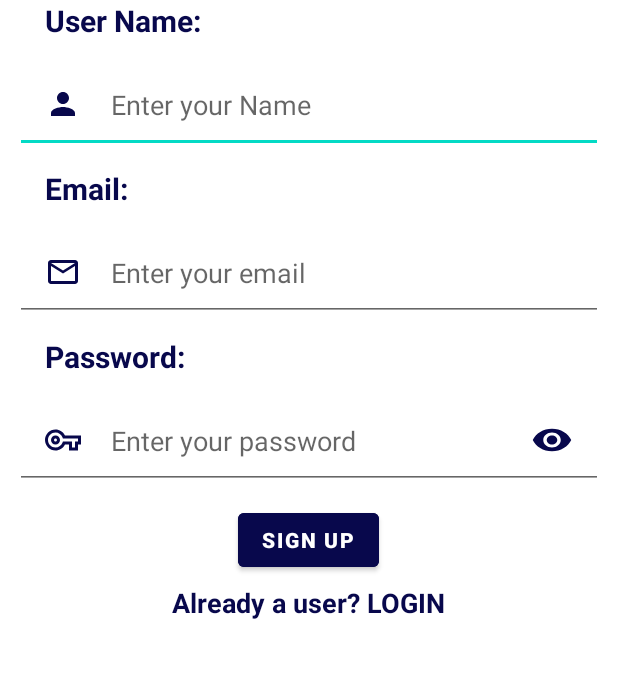
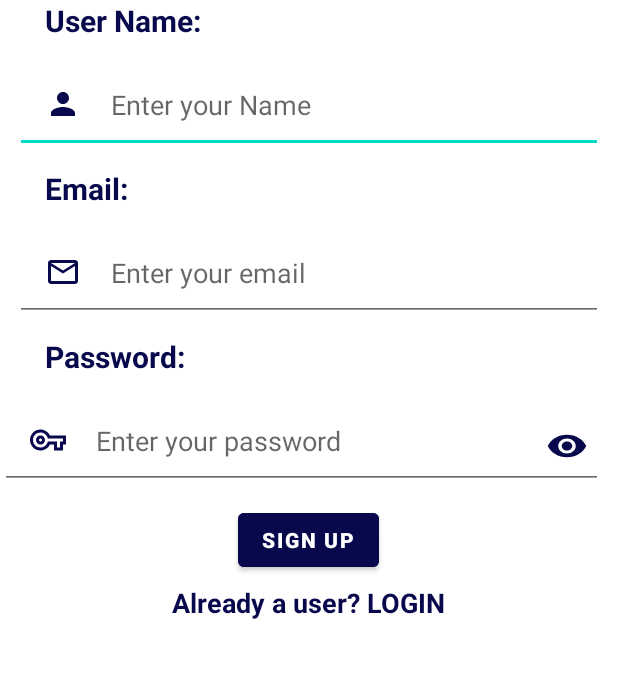
Before and after one commit to ChaudhryAyaz/paperMakingApp, an Android app: the screen it shows after launch (RegisterActivity), on a phone screen of 412 x 824 dp, the part 484-1162 px from its top. Run offline under Robolectric (Android 15) with nearby library versions, the phone set to English and light mode, and no system bars; our stand-ins replace Firebase (no records; nobody signed in at launch, a user with empty details on screens opened directly); libraries missing offline, so code that uses them is left out: okhttp3.internal.

Commit message:
First commit

```diff
--- /dev/null
+++ b/app/src/main/res/drawable/eye_off_svgrepo_com.xml
@@ -0,0 +1,4 @@
+<vector android:height="24dp" android:viewportHeight="24"
+    android:viewportWidth="24" android:width="24dp" xmlns:android="http://schemas.android.com/apk/res/android">
+    <path android:fillColor="#000000" android:fillType="evenOdd" android:pathData="M19.707,5.707C20.098,5.317 20.098,4.683 19.707,4.293C19.317,3.902 18.683,3.902 18.293,4.293L14.032,8.554C13.436,8.202 12.742,8 12,8C9.791,8 8,9.791 8,12C8,12.742 8.202,13.436 8.554,14.032L4.293,18.293C3.902,18.683 3.902,19.317 4.293,19.707C4.683,20.098 5.317,20.098 5.707,19.707L9.968,15.446C10.564,15.798 11.258,16 12,16C14.209,16 16,14.209 16,12C16,11.258 15.798,10.564 15.446,9.968L19.707,5.707ZM12.518,10.068C12.353,10.024 12.179,10 12,10C10.895,10 10,10.895 10,12C10,12.179 10.024,12.353 10.068,12.518L12.518,10.068ZM11.482,13.932L13.932,11.482C13.976,11.647 14,11.821 14,12C14,13.105 13.105,14 12,14C11.821,14 11.647,13.976 11.482,13.932ZM15.765,4.821C14.629,4.32 13.368,4 12,4C9.148,4 6.757,5.395 4.998,6.906C3.233,8.423 2.008,10.138 1.464,10.97C1.053,11.599 1.053,12.401 1.464,13.03C1.923,13.733 2.867,15.064 4.212,16.374L5.626,14.96C4.456,13.823 3.611,12.653 3.18,12C3.69,11.227 4.778,9.732 6.301,8.423C7.874,7.072 9.816,6 12,6C12.772,6 13.514,6.134 14.219,6.367L15.765,4.821ZM12,18C11.228,18 10.487,17.866 9.781,17.633L8.235,19.179C9.371,19.68 10.633,20 12,20C14.852,20 17.243,18.605 19.002,17.094C20.767,15.577 21.993,13.862 22.536,13.03C22.947,12.401 22.947,11.599 22.536,10.97C22.077,10.267 21.133,8.936 19.788,7.626L18.374,9.04C19.545,10.177 20.389,11.347 20.82,12C20.31,12.773 19.222,14.268 17.699,15.577C16.126,16.928 14.184,18 12,18Z"/>
+</vector>
--- a/app/src/main/res/layout/activity_register.xml
+++ b/app/src/main/res/layout/activity_register.xml
@@ -2,6 +2,7 @@
 
 
     <LinearLayout xmlns:android="http://schemas.android.com/apk/res/android"
+        xmlns:tools="http://schemas.android.com/tools"
         android:id="@+id/login_layout"
         android:layout_width="match_parent"
         android:layout_height="match_parent"
@@ -69,6 +70,7 @@
                     android:textStyle="bold" />
 
                 <EditText
+
                     android:id="@+id/userEmailId"
                     android:layout_width="match_parent"
                     android:layout_height="wrap_content"
@@ -87,19 +89,48 @@
                     android:textColor="@color/Dark_blue"
                     android:textSize="20dp"
                     android:textStyle="bold" />
+                <RelativeLayout
+                    android:layout_width="match_parent"
+                    android:layout_height="wrap_content">
 
                     <EditText
+
                         android:id="@+id/password"
                         android:layout_width="match_parent"
                         android:layout_height="wrap_content"
-                    android:layout_margin="10dp"
+                        android:layout_marginTop="10dp"
+                        android:layout_marginEnd="10dp"
+                        android:layout_marginBottom="10dp"
                         android:drawableLeft="@drawable/ic_outline_password_24"
-                    android:drawableRight="@drawable/ic_baseline_remove_red_eye_24"
                         android:drawablePadding="20dp"
                         android:hint="Enter your password"
                         android:inputType="textPassword"
-                    android:padding="20dp" />
+                        android:padding="20dp"
+                        />
 
+                    <ImageButton
+                        android:id="@+id/btnshowpassword"
+                        android:layout_width="wrap_content"
+                        android:layout_height="wrap_content"
+                        android:layout_alignRight="@id/password"
+                        android:layout_alignBottom="@id/password"
+                        android:layout_alignParentStart="true"
+                        android:layout_alignParentTop="true"
+                        android:layout_alignParentEnd="true"
+                        android:background="@null"
+                        android:src="@drawable/ic_baseline_remove_red_eye_24"
+                        android:layout_marginStart="363dp"
+                        android:layout_marginTop="27dp"
+                        android:layout_marginEnd="10dp"
+
+                        android:minWidth="48dp"
+                        android:minHeight="48dp"
+                        android:onClick="changeinputtype"
+                        android:paddingRight="10sp"
+                        android:paddingBottom="10sp"
+
+                        />
+                </RelativeLayout>
                 <ProgressBar
                     android:id="@+id/progressBar"
                     style="?android:attr/progressBarStyle"
--- a/app/src/main/res/layout/fragment_user_profile.xml
+++ b/app/src/main/res/layout/fragment_user_profile.xml
@@ -8,6 +8,8 @@
     android:background="@color/grey"
     android:tag="userprofilefrag"
     tools:context=".UserProfleFragment1"    >
+
+
     <ScrollView
         android:layout_width="match_parent"
         android:layout_gravity="center"
```
Also changed, not shown: app/src/main/java/com/fypgroup/papermakerapp/RegisterActivity.kt (+73 -3 lines), app/src/main/java/com/fypgroup/papermakerapp/UserProfleFragment1.kt (+28 -0 lines). Lines whose indentation alone changed are shown as unchanged.
